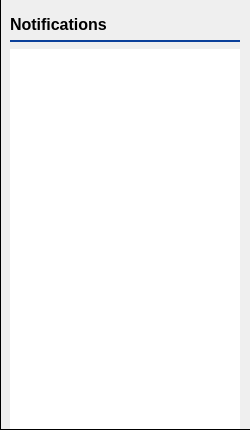
This is parsec/core/gui/forms/notification_center_widget.ui in Scille/parsec-cloud as Qt 5 draws it before an edit. The edited form follows.
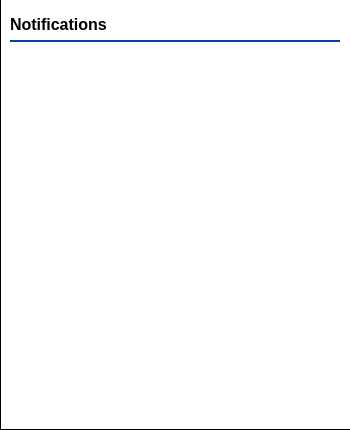
This is the edited form.

```diff
--- a/parsec/core/gui/forms/notification_center_widget.ui
+++ b/parsec/core/gui/forms/notification_center_widget.ui
@@ -6,7 +6,7 @@
    <rect>
     <x>0</x>
     <y>0</y>
-    <width>250</width>
+    <width>350</width>
     <height>430</height>
    </rect>
   </property>
@@ -18,13 +18,13 @@
   </property>
   <property name="minimumSize">
    <size>
-    <width>250</width>
+    <width>350</width>
     <height>0</height>
    </size>
   </property>
   <property name="maximumSize">
    <size>
-    <width>250</width>
+    <width>350</width>
     <height>16777215</height>
    </size>
   </property>
@@ -34,6 +34,7 @@
   <property name="styleSheet">
    <string notr="true">QWidget#NotificationCenterWidget
 {
+background-color: rgb(255, 255, 255);
 border-left: 1px solid black;
 border-bottom: 1px solid black;
 }</string>
@@ -89,6 +90,24 @@
 border: 0;
 }</string>
      </property>
+     <property name="frameShape">
+      <enum>QFrame::NoFrame</enum>
+     </property>
+     <property name="frameShadow">
+      <enum>QFrame::Plain</enum>
+     </property>
+     <property name="lineWidth">
+      <number>0</number>
+     </property>
+     <property name="editTriggers">
+      <set>QAbstractItemView::NoEditTriggers</set>
+     </property>
+     <property name="showDropIndicator" stdset="0">
+      <bool>false</bool>
+     </property>
+     <property name="selectionMode">
+      <enum>QAbstractItemView::NoSelection</enum>
+     </property>
     </widget>
    </item>
   </layout>
```
